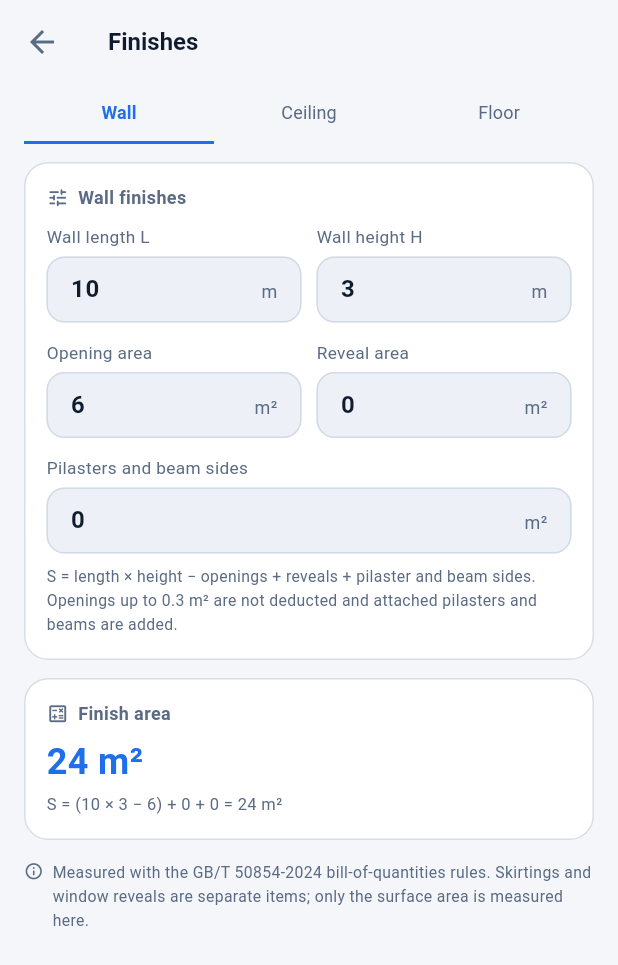
After one commit to freewu/engineering-assistant, a Flutter app: the DecorationPage screen opened directly, on a phone screen of 412 x 824 dp. The commit adds this screen. Shown: the top 965 px of the screen. Run offline on Flutter 3.47's test engine with Material 3 defaults, Android fonts, the phone set to English and light mode, and no system bars; our stand-ins replace web.

Commit message:
新增「装饰装修」工具：墙面 / 天棚 / 楼地面
- 按 GB/T 50854-2024 清单规则以面积（㎡）计算
- 墙面扣门窗洞口并把洞口侧壁、附墙柱梁侧面并入；单个 ≤ 0.3 ㎡ 的孔洞不扣
- 天棚 = 主墙间净面积 + 梁侧面面积；楼地面 = 净面积 − 凸出地面构筑物面积
- 五种语言文案、单测、Widget 测试与截图一并补齐

```diff
--- a/lib/ui/settings_page.dart
+++ b/lib/ui/settings_page.dart
@@ -8,6 +8,7 @@ import '../theme/app_theme.dart';
 import 'tools/area/setting.dart';
 import 'tools/building/setting.dart';
 import 'tools/concrete/setting.dart';
+import 'tools/decoration/setting.dart';
 import 'tools/earthwork/setting.dart';
 import 'tools/formwork/setting.dart';
 import 'tools/insulation/setting.dart';
@@ -143,6 +144,8 @@ class SettingsPage extends StatelessWidget {
                 RoofSetting(controller: controller),
                 const SizedBox(height: 12),
                 InsulationSetting(controller: controller),
+                const SizedBox(height: 12),
+                DecorationSetting(controller: controller),
                 const SizedBox(height: 12),
                 SettingsCard(
                   icon: Icons.info_outline_rounded,
--- /dev/null
+++ b/lib/ui/tools/decoration/decoration.dart
@@ -0,0 +1,40 @@
+/// 装饰装修工程量（GB/T 50854-2024）。
+///
+/// 三类常见项：墙面抹灰 / 天棚抹灰 / 楼地面，均按设计图示尺寸以面积（㎡）计算。
+/// 单个 ≤ 0.3 ㎡ 的孔洞不扣除。本文件不依赖 Flutter，便于单测。
+library;
+
+import 'dart:math' as math;
+
+/// 页面上的 tab 数量（墙面 / 天棚 / 楼地面）。
+const int kDecorationTabCount = 3;
+
+/// 不扣除的单个孔洞（洞口）面积上限（㎡）。
+const double kDecorationHoleThreshold = 0.3;
+
+/// 应扣除的面积：只有大于 0.3 ㎡ 的孔洞才扣。
+double deductedHole(double area) => area > kDecorationHoleThreshold ? area : 0;
+
+/// 墙面装饰面积（㎡）：S = 墙长 × 墙高 − 门窗洞口面积 + 洞口侧壁面积 + 附墙柱梁侧面。
+///
+/// 单个 ≤ 0.3 ㎡ 的孔洞不扣，附墙柱、梁的侧面并入墙面。
+double wallFinishArea({
+  required double length,
+  required double height,
+  double openingArea = 0,
+  double sideArea = 0,
+  double attachedArea = 0,
+}) =>
+    math.max(0, length * height - deductedHole(openingArea)) +
+    sideArea +
+    attachedArea;
+
+/// 天棚装饰面积（㎡）：S = 主墙间净面积 + 梁侧面面积。
+///
+/// 不扣单个 ≤ 0.3 ㎡ 的孔洞，也不扣间壁墙。
+double ceilingFinishArea({required double netArea, double beamSideArea = 0}) =>
+    netArea + beamSideArea;
+
+/// 楼地面装饰面积（㎡）：S = 主墙间净面积 − 凸出地面的构筑物面积。
+double floorFinishArea({required double netArea, double structureArea = 0}) =>
+    math.max(0, netArea - deductedHole(structureArea));
--- /dev/null
+++ b/lib/ui/tools/decoration/decoration_lang.dart
@@ -0,0 +1,14 @@
+import '../../../l10n/app_language.dart';
+import '../tool_info.dart';
+
+/// 「装饰装修」卡片的多语言文案：名称与卖点。
+const Map<AppLanguage, ToolText> kDecorationLang = <AppLanguage, ToolText>{
+  AppLanguage.zhHans: ToolText('装饰装修', '墙面、天棚与楼地面的装饰面积'),
+  AppLanguage.zhHant: ToolText('裝飾裝修', '牆面、天棚與樓地面的裝飾面積'),
+  AppLanguage.en: ToolText('Finishes', 'Wall, ceiling and floor finish areas'),
+  AppLanguage.ja: ToolText('仕上げ', '壁・天井・床の仕上げ面積'),
+  AppLanguage.es: ToolText(
+    'Revestimientos',
+    'Superficies de muros, techos y suelos',
+  ),
+};
--- /dev/null
+++ b/lib/ui/tools/decoration/decoration_page.dart
@@ -0,0 +1,411 @@
+import 'package:flutter/material.dart';
+
+import '../../../core/number_format.dart';
+import '../../../l10n/app_i18n.dart';
+import '../../../state/app_appearance.dart';
+import '../../../state/settings_controller.dart';
+import '../../../theme/app_theme.dart';
+import '../tool_draft.dart';
+import '../widgets/tool_field.dart';
+import '../widgets/tool_result_card.dart';
+import 'decoration.dart';
+import 'decoration_lang.dart';
+import 'decoration_strings.dart';
+
+/// 装饰装修工程量页：墙面 / 天棚 / 楼地面三个 tab。
+///
+/// 按设计图示尺寸以面积（㎡）计算，单个 ≤ 0.3 ㎡ 的孔洞不扣。输入走
+/// [ToolDraft]（id `decoration`），数值留空就不计算（结果显示「—」）。
+class DecorationPage extends StatefulWidget {
+  const DecorationPage({super.key});
+
+  @override
+  State<DecorationPage> createState() => _DecorationPageState();
+}
+
+class _DecorationPageState extends State<DecorationPage>
+    with SingleTickerProviderStateMixin, AppAppearanceAware {
+  late final ToolDraft _draft = ToolDraft('decoration');
+
+  /// 上次停留的 tab 优先，其次用设置页里选的默认 tab。
+  late final TabController _tabs = TabController(
+    length: kDecorationTabCount,
+    initialIndex:
+        (_draft.integer('tab') ??
+                currentSettings?.toolTabFor('decoration') ??
+                0)
+            .clamp(0, kDecorationTabCount - 1),
+    vsync: this,
+  )..addListener(_onTabChanged);
+
+  // 墙面：墙长 / 墙高 / 洞口 / 侧壁 / 附墙柱梁
+  late final TextEditingController _wallLength = _draft.controller(
+    'wallLength',
+    '10',
+  );
+  late final TextEditingController _wallHeight = _draft.controller(
+    'wallHeight',
+    '3',
+  );
+  late final TextEditingController _wallOpening = _draft.controller(
+    'wallOpening',
+    '6',
+  );
+  late final TextEditingController _wallSide = _draft.controller(
+    'wallSide',
+    '0',
+  );
+  late final TextEditingController _wallAttached = _draft.controller(
+    'wallAttached',
+    '0',
+  );
+
+  // 天棚：净面积 / 梁侧面
+  late final TextEditingController _ceilingArea = _draft.controller(
+    'ceilingArea',
+    '80',
+  );
+  late final TextEditingController _ceilingBeam = _draft.controller(
+    'ceilingBeam',
+    '4',
+  );
+
+  // 楼地面：净面积 / 构筑物
+  late final TextEditingController _floorArea = _draft.controller(
+    'floorArea',
+    '80',
+  );
+  late final TextEditingController _floorStructure = _draft.controller(
+    'floorStructure',
+    '2',
+  );
+
+  DecorationStrings get _s => decorationStrings;
+
+  @override
+  void dispose() {
+    _tabs
+      ..removeListener(_onTabChanged)
+      ..dispose();
+    for (final controller in [
+      _wallLength,
+      _wallHeight,
+      _wallOpening,
+      _wallSide,
+      _wallAttached,
+      _ceilingArea,
+      _ceilingBeam,
+      _floorArea,
+      _floorStructure,
+    ]) {
+      controller.dispose();
+    }
+    super.dispose();
+  }
+
+  void _onTabChanged() {
+    if (!mounted) return;
+    if (!_tabs.indexIsChanging) _draft.set('tab', _tabs.index);
+    setState(() {});
+  }
+
+  /// 读一个输入框；空着、不是数字或负数时返回 null。
+  double? _input(TextEditingController controller) {
+    final value = double.tryParse(controller.text);
+    if (value == null || !value.isFinite || value < 0) return null;
+    return value;
+  }
+
+  double? get _wallResult {
+    final length = _input(_wallLength);
+    final height = _input(_wallHeight);
+    if (length == null || height == null) return null;
+    return wallFinishArea(
+      length: length,
+      height: height,
+      openingArea: _input(_wallOpening) ?? 0,
+      sideArea: _input(_wallSide) ?? 0,
+      attachedArea: _input(_wallAttached) ?? 0,
+    );
+  }
+
+  double? get _ceilingResult {
+    final area = _input(_ceilingArea);
+    if (area == null) return null;
+    return ceilingFinishArea(
+      netArea: area,
+      beamSideArea: _input(_ceilingBeam) ?? 0,
+    );
+  }
+
+  double? get _floorResult {
+    final area = _input(_floorArea);
+    if (area == null) return null;
+    return floorFinishArea(
+      netArea: area,
+      structureArea: _input(_floorStructure) ?? 0,
+    );
+  }
+
+  @override
+  Widget build(BuildContext context) {
+    final labels = <String>[_s.tabWall, _s.tabCeiling, _s.tabFloor];
+    return Scaffold(
+      appBar: AppBar(
+        title: Text(toolText(kDecorationLang).name),
+        titleTextStyle: TextStyle(
+          fontSize: 16,
+          fontWeight: FontWeight.w600,
+          color: AppColors.textPrimary,
+        ),
+        iconTheme: IconThemeData(color: AppColors.textSecondary),
+      ),
+      body: Column(
+        children: [
+          Padding(
+            padding: const EdgeInsets.fromLTRB(16, 0, 16, 4),
+            child: TabBar(
+              key: const Key('decoration-tabs'),
+              controller: _tabs,
+              labelColor: AppColors.primary,
+              unselectedLabelColor: AppColors.textSecondary,
+              indicatorColor: AppColors.primary,
+              indicatorSize: TabBarIndicatorSize.tab,
+              indicatorWeight: 2,
+              dividerColor: Colors.transparent,
+              labelStyle: const TextStyle(
+                fontSize: 12,
+                fontWeight: FontWeight.w600,
+              ),
+              unselectedLabelStyle: const TextStyle(
+                fontSize: 12,
+                fontWeight: FontWeight.w400,
+              ),
+              labelPadding: const EdgeInsets.symmetric(horizontal: 4),
+              tabs: [
+                for (final (index, label) in labels.indexed)
+                  Tab(
+                    height: 38,
+                    child: Text(
+                      label,
+                      maxLines: 1,
+                      overflow: TextOverflow.ellipsis,
+                      style: TextStyle(
+                        fontSize: 12,
+                        fontWeight: index == _tabs.index
+                            ? FontWeight.w600
+                            : FontWeight.w400,
+                        color: index == _tabs.index
+                            ? _accent(index)
+                            : AppColors.textSecondary,
+                      ),
+                    ),
+                  ),
+              ],
+            ),
+          ),
+          Expanded(
+            child: TabBarView(
+              controller: _tabs,
+              children: [_wallTab(), _ceilingTab(), _floorTab()],
+            ),
+          ),
+        ],
+      ),
+    );
+  }
+
+  Color _accent(int index) {
+    final accents = AppColors.accents;
+    return accents[index % accents.length];
+  }
+
+  Widget _page(List<Widget> children) => SingleChildScrollView(
+    padding: const EdgeInsets.fromLTRB(16, 8, 16, 28),
+    child: Center(
+      child: ConstrainedBox(
+        constraints: const BoxConstraints(maxWidth: 660),
+        child: Column(
+          crossAxisAlignment: CrossAxisAlignment.stretch,
+          children: children,
+        ),
+      ),
+    ),
+  );
+
+  Widget _wallTab() {
+    final area = _wallResult;
+    return _page([
+      ToolSection(
+        key: const Key('decoration-wall'),
+        title: _s.wallSection,
+        icon: Icons.tune_rounded,
+        child: Column(
+          crossAxisAlignment: CrossAxisAlignment.stretch,
+          children: [
+            _row([
+              _field(_s.wallLength, 'm', _wallLength),
+              _field(_s.wallHeight, 'm', _wallHeight),
+            ]),
+            _row([
+              _field(_s.openingArea, 'm²', _wallOpening),
+              _field(_s.sideArea, 'm²', _wallSide),
+            ]),
+            _field(_s.attachedArea, 'm²', _wallAttached),
+            const SizedBox(height: 8),
+            _hint(_s.wallHint),
+          ],
+        ),
+      ),
+      const SizedBox(height: 12),
+      ToolResultCard(
+        key: const Key('decoration-wall-result'),
+        title: _s.wallResult,
+        value: area,
+        unit: 'm²',
+        formula: area == null
+            ? null
+            : fill(_s.wallFormula, [
+                _fmt(_input(_wallLength)),
+                _fmt(_input(_wallHeight)),
+                _fmt(deductedHole(_input(_wallOpening) ?? 0)),
+                _fmt(_input(_wallSide) ?? 0),
+                _fmt(_input(_wallAttached) ?? 0),
+                _fmt(area),
+              ]),
+      ),
+      _note(),
+    ]);
+  }
+
+  Widget _ceilingTab() {
+    final area = _ceilingResult;
+    return _page([
+      ToolSection(
+        key: const Key('decoration-ceiling'),
+        title: _s.ceilingSection,
+        icon: Icons.tune_rounded,
+        child: Column(
+          crossAxisAlignment: CrossAxisAlignment.stretch,
+          children: [
+            _row([
+              _field(_s.netArea, 'm²', _ceilingArea),
+              _field(_s.beamSideArea, 'm²', _ceilingBeam),
+            ]),
+            const SizedBox(height: 8),
+            _hint(_s.ceilingHint),
+          ],
+        ),
+      ),
+      const SizedBox(height: 12),
+      ToolResultCard(
+        key: const Key('decoration-ceiling-result'),
+        title: _s.ceilingResult,
+        value: area,
+        unit: 'm²',
+        formula: area == null
+            ? null
+            : fill(_s.ceilingFormula, [
+                _fmt(_input(_ceilingArea)),
+                _fmt(_input(_ceilingBeam) ?? 0),
+                _fmt(area),
+              ]),
+      ),
+      _note(),
+    ]);
+  }
+
+  Widget _floorTab() {
+    final area = _floorResult;
+    return _page([
+      ToolSection(
+        key: const Key('decoration-floor'),
+        title: _s.floorSection,
+        icon: Icons.tune_rounded,
+        child: Column(
+          crossAxisAlignment: CrossAxisAlignment.stretch,
+          children: [
+            _row([
+              _field(_s.netArea, 'm²', _floorArea),
+              _field(_s.structureArea, 'm²', _floorStructure),
+            ]),
+            const SizedBox(height: 8),
+            _hint(_s.floorHint),
+          ],
+        ),
+      ),
+      const SizedBox(height: 12),
+      ToolResultCard(
+        key: const Key('decoration-floor-result'),
+        title: _s.floorResult,
+        value: area,
+        unit: 'm²',
+        formula: area == null
+            ? null
+            : fill(_s.floorFormula, [
+                _fmt(_input(_floorArea)),
+                _fmt(deductedHole(_input(_floorStructure) ?? 0)),
+                _fmt(area),
+              ]),
+      ),
+      _note(),
+    ]);
+  }
+
+  Widget _field(
+    String label,
+    String suffix,
+    TextEditingController controller,
+  ) => ToolNumberField(
+    label: label,
+    suffix: suffix,
+    controller: controller,
+    onChanged: (_) => setState(() {}),
+  );
+
+  Widget _row(List<Widget> children) => Padding(
+    padding: const EdgeInsets.only(bottom: 12),
+    child: Row(
+      children: [
+        for (final (index, child) in children.indexed) ...[
+          if (index > 0) const SizedBox(width: 10),
+          Expanded(child: child),
+        ],
+      ],
+    ),
+  );
+
+  Widget _hint(String text) => Text(
+    text,
+    style: TextStyle(
+      color: AppColors.textSecondary,
+      fontSize: 10.5,
+      height: 1.5,
+    ),
+  );
+
+  Widget _note() => Padding(
+    padding: const EdgeInsets.only(top: 14),
+    child: Row(
+      crossAxisAlignment: CrossAxisAlignment.start,
+      children: [
+        Icon(
+          Icons.info_outline_rounded,
+          size: 13,
+          color: AppColors.textSecondary,
+        ),
+        const SizedBox(width: 6),
+        Expanded(child: _hint(_s.note)),
+      ],
+    ),
+  );
+
+  /// 数值转成算式里的文字：去掉多余的 0，整数不带小数点。
+  String _fmt(double? value) {
+    if (value == null) return '—';
+    if (value == value.roundToDouble() && value.abs() < 1e15) {
+      return value.toStringAsFixed(0);
+    }
+    return formatNumber(value, significantDigits: 10);
+  }
+}
--- /dev/null
+++ b/lib/ui/tools/decoration/decoration_strings.dart
@@ -0,0 +1,218 @@
+import '../../../l10n/app_i18n.dart';
+import '../../../l10n/app_language.dart';
+
+/// 「装饰装修」页的文案：三个 tab（墙面 / 天棚 / 楼地面）。
+///
+/// 带参数的话术写成 `{0}` 模板，用 `fill()` 填充。
+class DecorationStrings {
+  const DecorationStrings({
+    required this.tabWall,
+    required this.tabCeiling,
+    required this.tabFloor,
+    required this.wallSection,
+    required this.wallLength,
+    required this.wallHeight,
+    required this.openingArea,
+    required this.sideArea,
+    required this.attachedArea,
+    required this.wallResult,
+    required this.wallFormula,
+    required this.wallHint,
+    required this.ceilingSection,
+    required this.netArea,
+    required this.beamSideArea,
+    required this.ceilingResult,
+    required this.ceilingFormula,
+    required this.ceilingHint,
+    required this.floorSection,
+    required this.structureArea,
+    required this.floorResult,
+    required this.floorFormula,
+    required this.floorHint,
+    required this.note,
+  });
+
+  final String tabWall;
+  final String tabCeiling;
+  final String tabFloor;
+
+  final String wallSection;
+  final String wallLength;
+  final String wallHeight;
+  final String openingArea;
+  final String sideArea;
+  final String attachedArea;
+  final String wallResult;
+
+  /// 「S = ({0} × {1} − {2}) + {3} + {4} = {5} m²」。
+  final String wallFormula;
+  final String wallHint;
+
+  final String ceilingSection;
+  final String netArea;
+  final String beamSideArea;
+  final String ceilingResult;
+
+  /// 「S = {0} + {1} = {2} m²」。
+  final String ceilingFormula;
+  final String ceilingHint;
+
+  final String floorSection;
+  final String structureArea;
+  final String floorResult;
+
+  /// 「S = {0} − {1} = {2} m²」。
+  final String floorFormula;
+  final String floorHint;
+
+  final String note;
+}
+
+/// 各语言的「装饰装修」文案。
+const Map<AppLanguage, DecorationStrings>
+kDecorationStrings = <AppLanguage, DecorationStrings>{
+  AppLanguage.zhHans: DecorationStrings(
+    tabWall: '墙面',
+    tabCeiling: '天棚',
+    tabFloor: '楼地面',
+    wallSection: '墙面装饰',
+    wallLength: '墙长 L',
+    wallHeight: '墙高 H',
+    openingArea: '门窗洞口面积',
+    sideArea: '洞口侧壁面积',
+    attachedArea: '附墙柱梁侧面',
+    wallResult: '装饰面积',
+    wallFormula: 'S = ({0} × {1} − {2}) + {3} + {4} = {5} m²',
+    wallHint:
+        'S = 墙长 × 墙高 − 门窗洞口面积 + 洞口侧壁面积 + 附墙柱梁侧面；单个 ≤ 0.3 ㎡ 的孔洞不扣，附墙柱、梁的侧面并入墙面。',
+    ceilingSection: '天棚装饰',
+    netArea: '主墙间净面积',
+    beamSideArea: '梁侧面面积',
+    ceilingResult: '装饰面积',
+    ceilingFormula: 'S = {0} + {1} = {2} m²',
+    ceilingHint: 'S = 主墙间净面积 + 梁侧面面积；不扣单个 ≤ 0.3 ㎡ 的孔洞，也不扣间壁墙。',
+    floorSection: '楼地面装饰',
+    structureArea: '凸出地面构筑物面积',
+    floorResult: '装饰面积',
+    floorFormula: 'S = {0} − {1} = {2} m²',
+    floorHint: 'S = 主墙间净面积 − 凸出地面的构筑物、设备基础等所占面积；门洞开口部分并入。',
+    note: '按《房屋建筑与装饰工程工程量计算规范》GB/T 50854-2024 清单规则计算；踢脚线、门窗套等另列项目，这里只算面层面积。',
+  ),
+  AppLanguage.zhHant: DecorationStrings(
+    tabWall: '牆面',
+    tabCeiling: '天棚',
+    tabFloor: '樓地面',
+    wallSection: '牆面裝飾',
+    wallLength: '牆長 L',
+    wallHeight: '牆高 H',
+    openingArea: '門窗洞口面積',
+    sideArea: '洞口側壁面積',
+    attachedArea: '附牆柱樑側面',
+    wallResult: '裝飾面積',
+    wallFormula: 'S = ({0} × {1} − {2}) + {3} + {4} = {5} m²',
+    wallHint:
+        'S = 牆長 × 牆高 − 門窗洞口面積 + 洞口側壁面積 + 附牆柱樑側面；單個 ≤ 0.3 ㎡ 的孔洞不扣，附牆柱、樑的側面並入牆面。',
+    ceilingSection: '天棚裝飾',
+    netArea: '主牆間淨面積',
+    beamSideArea: '樑側面面積',
+    ceilingResult: '裝飾面積',
+    ceilingFormula: 'S = {0} + {1} = {2} m²',
+    ceilingHint: 'S = 主牆間淨面積 + 樑側面面積；不扣單個 ≤ 0.3 ㎡ 的孔洞，也不扣間壁牆。',
+    floorSection: '樓地面裝飾',
+    structureArea: '凸出地面構築物面積',
+    floorResult: '裝飾面積',
+    floorFormula: 'S = {0} − {1} = {2} m²',
+    floorHint: 'S = 主牆間淨面積 − 凸出地面的構築物、設備基礎等所佔面積；門洞開口部分並入。',
+    note: '按《房屋建築與裝飾工程工程量計算規範》GB/T 50854-2024 清單規則計算；踢腳線、門窗套等另列項目，這裡只算面層面積。',
+  ),
+  AppLanguage.en: DecorationStrings(
+    tabWall: 'Wall',
+    tabCeiling: 'Ceiling',
+    tabFloor: 'Floor',
+    wallSection: 'Wall finishes',
+    wallLength: 'Wall length L',
+    wallHeight: 'Wall height H',
+    openingArea: 'Opening area',
+    sideArea: 'Reveal area',
+    attachedArea: 'Pilasters and beam sides',
+    wallResult: 'Finish area',
+    wallFormula: 'S = ({0} × {1} − {2}) + {3} + {4} = {5} m²',
+    wallHint:
+        'S = length × height − openings + reveals + pilaster and beam sides. Openings up to 0.3 m² are not deducted and attached pilasters and beams are added.',
+    ceilingSection: 'Ceiling finishes',
+    netArea: 'Net area between walls',
+    beamSideArea: 'Beam side area',
+    ceilingResult: 'Finish area',
+    ceilingFormula: 'S = {0} + {1} = {2} m²',
+    ceilingHint:
+        'S = net area + beam sides. Openings up to 0.3 m² and partition walls are not deducted.',
+    floorSection: 'Floor finishes',
+    structureArea: 'Area of built-in structures',
+    floorResult: 'Finish area',
+    floorFormula: 'S = {0} − {1} = {2} m²',
+    floorHint:
+        'S = net area − structures and equipment bases rising above the floor. Door openings are included.',
+    note:
+        'Measured with the GB/T 50854-2024 bill-of-quantities rules. Skirtings and window reveals are separate items; only the surface area is measured here.',
+  ),
+  AppLanguage.ja: DecorationStrings(
+    tabWall: '壁',
+    tabCeiling: '天井',
+    tabFloor: '床',
+    wallSection: '壁の仕上げ',
+    wallLength: '壁長さ L',
+    wallHeight: '壁高さ H',
+    openingArea: '開口部面積',
+    sideArea: '開口部側面面積',
+    attachedArea: '付け柱・梁の側面',
+    wallResult: '仕上げ面積',
+    wallFormula: 'S = ({0} × {1} − {2}) + {3} + {4} = {5} m²',
+    wallHint:
+        'S = 壁長さ × 壁高さ − 開口部面積 + 開口部側面面積 + 付け柱・梁の側面。0.3 ㎡ 以下の開口は控除せず、付け柱や梁の側面は壁に含めます。',
+    ceilingSection: '天井の仕上げ',
+    netArea: '壁間の正味面積',
+    beamSideArea: '梁の側面面積',
+    ceilingResult: '仕上げ面積',
+    ceilingFormula: 'S = {0} + {1} = {2} m²',
+    ceilingHint: 'S = 壁間の正味面積 + 梁の側面面積。0.3 ㎡ 以下の開口や間仕切り壁は控除しません。',
+    floorSection: '床の仕上げ',
+    structureArea: '突出する構造物の面積',
+    floorResult: '仕上げ面積',
+    floorFormula: 'S = {0} − {1} = {2} m²',
+    floorHint: 'S = 壁間の正味面積 − 床から突出する構造物や設備基礎の面積。出入口の開口部分は含めます。',
+    note: 'GB/T 50854-2024 の数量計算規則によります。幅木や窓枠は別項目とし、ここでは仕上げ面積のみを計算します。',
+  ),
+  AppLanguage.es: DecorationStrings(
+    tabWall: 'Muro',
+    tabCeiling: 'Techo',
+    tabFloor: 'Suelo',
+    wallSection: 'Revestimiento de muros',
+    wallLength: 'Longitud del muro L',
+    wallHeight: 'Altura del muro H',
+    openingArea: 'Área de huecos',
+    sideArea: 'Área de jambas',
+    attachedArea: 'Caras de pilastras y vigas',
+    wallResult: 'Superficie revestida',
+    wallFormula: 'S = ({0} × {1} − {2}) + {3} + {4} = {5} m²',
+    wallHint:
+        'S = longitud × altura − huecos + jambas + caras de pilastras y vigas. Los huecos de hasta 0.3 m² no se descuentan y las pilastras adosadas se suman.',
+    ceilingSection: 'Revestimiento de techos',
+    netArea: 'Superficie neta entre muros',
+    beamSideArea: 'Caras laterales de vigas',
+    ceilingResult: 'Superficie revestida',
+    ceilingFormula: 'S = {0} + {1} = {2} m²',
+    ceilingHint:
+        'S = superficie neta + caras laterales de vigas. Los huecos de hasta 0.3 m² y los tabiques no se descuentan.',
+    floorSection: 'Revestimiento de suelos',
+    structureArea: 'Área de elementos salientes',
+    floorResult: 'Superficie revestida',
+    floorFormula: 'S = {0} − {1} = {2} m²',
+    floorHint:
+        'S = superficie neta − elementos y bases de equipos que sobresalen del suelo. Los huecos de paso se incluyen.',
+    note:
+        'Medido con las reglas GB/T 50854-2024. Los zócalos y las jambas de ventanas son partidas aparte; aquí solo se mide la superficie.',
+  ),
+};
+
+/// 当前语言下的「装饰装修」文案。
+DecorationStrings get decorationStrings => toolText(kDecorationStrings);
--- a/lib/ui/tools/tool_catalog.dart
+++ b/lib/ui/tools/tool_catalog.dart
@@ -2,6 +2,7 @@ import 'area/defined.dart';
 import 'building/defined.dart';
 import 'concrete/defined.dart';
 import 'distance/defined.dart';
+import 'decoration/defined.dart';
 import 'earthwork/defined.dart';
 import 'formwork/defined.dart';
 import 'energy/defined.dart';
@@ -23,7 +24,7 @@ export 'tool_info.dart';
 ///
 /// 每项元数据都在各自目录的 `defined.dart` 里声明，这里只负责汇总。
 /// 目前是八个单位换算工具 + 材料用量估算 + 建筑面积 + 混凝土构件 + 土石方工程
-/// + 钢筋工程 + 砌筑工程 + 模板工程 + 屋面及防水工程 + 保温隔热，其余工程工具后续逐个补上。
+/// + 钢筋工程 + 砌筑工程 + 模板工程 + 屋面及防水工程 + 保温隔热 + 装饰装修，其余工程工具后续逐个补上。
 ///
 /// 用 getter 而不是 `final` 变量：卡片配色取自 [AppColors]，而顶层 `final`
 /// 只在首次访问时求值，切到浅色主题后颜色就会停在旧配色上。
@@ -37,6 +38,7 @@ List<ToolInfo> get kTools => List.unmodifiable(<ToolInfo>[
   formworkTool,
   roofTool,
   insulationTool,
+  decorationTool,
   distanceTool,
   areaTool,
   volumeTool,
--- a/lib/ui/tools/tool_tabs.dart
+++ b/lib/ui/tools/tool_tabs.dart
@@ -5,6 +5,7 @@ import 'formwork/formwork.dart';
 import 'masonry/masonry.dart';
 import 'material/material.dart';
 import 'rebar/rebar.dart';
+import 'decoration/decoration.dart';
 import 'insulation/insulation.dart';
 import 'roof/roof.dart';
 
@@ -22,4 +23,5 @@ const Map<String, int> kToolTabCounts = <String, int>{
   'formwork': kFormworkTabCount,
   'roof': kRoofTabCount,
   'insulation': kInsulationTabCount,
+  'decoration': kDecorationTabCount,
 };
```
Also changed, not shown: lib/ui/tools/decoration/defined.dart (added, +17 -0 lines), lib/ui/tools/decoration/setting.dart (added, +24 -0 lines), 7 other files.
